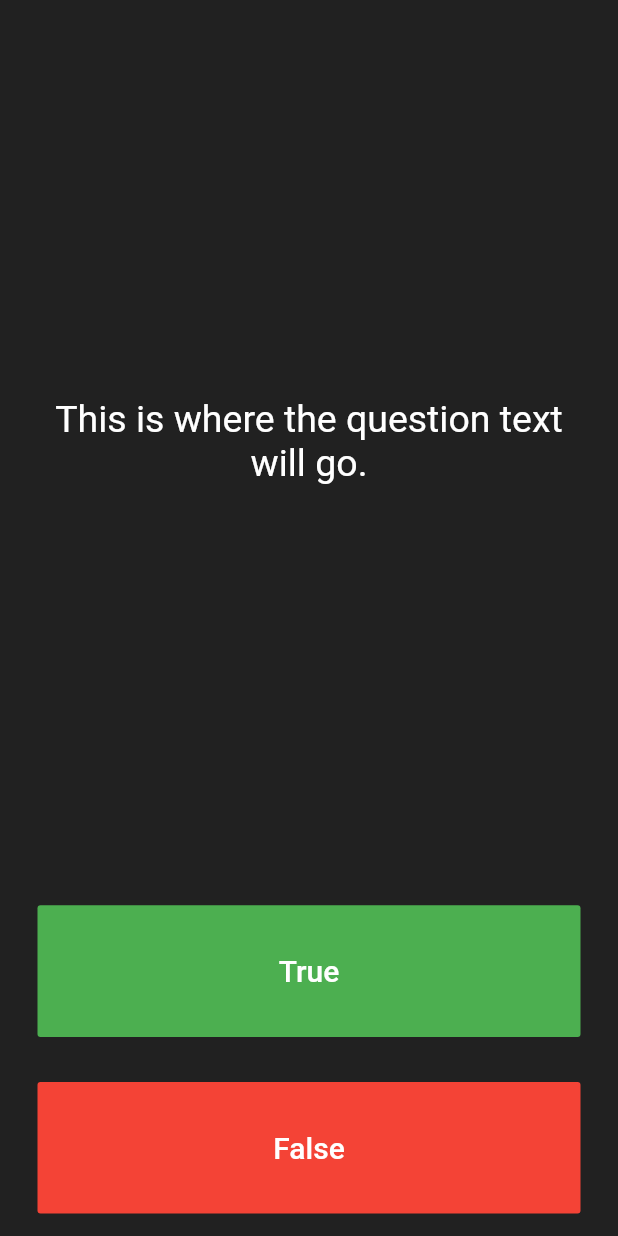
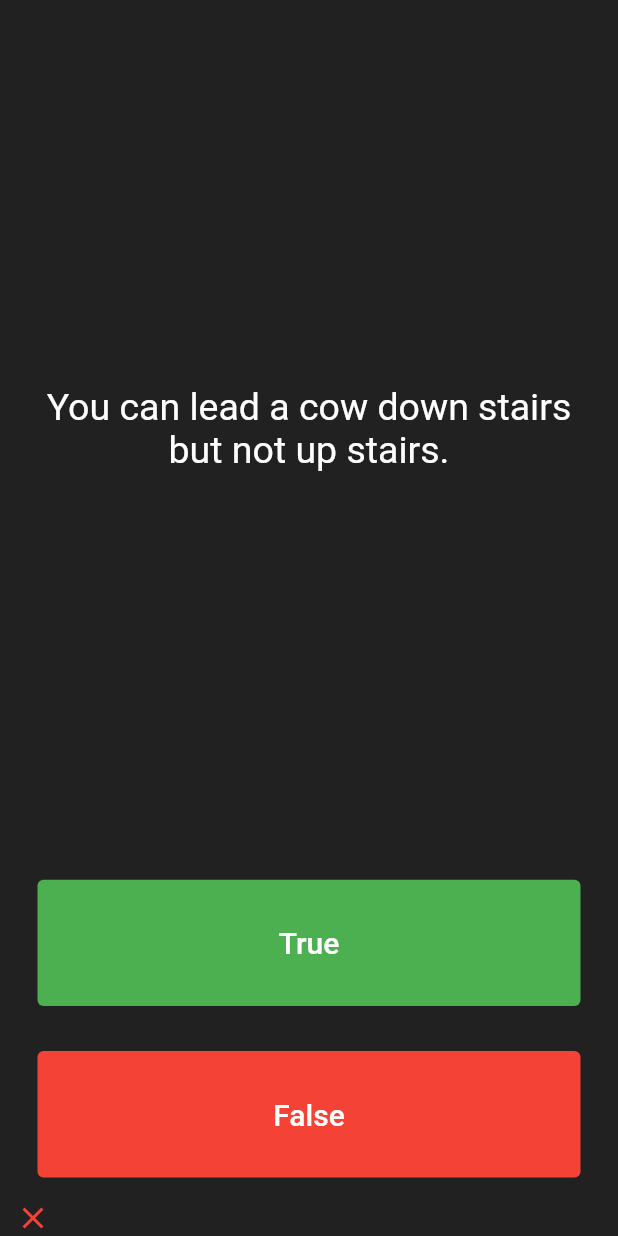
Before and after one commit to marcelom17/The-Complete-Flutter-Development-Bootcamp-with-Dart, a Flutter app: the screen it shows after launch, after a tap on "True", on a phone screen of 412 x 824 dp. Run offline on Flutter 3.47's test engine with Material 2 defaults, Android fonts, the phone set to English and light mode, and no system bars; our stand-ins replace audioplayers, rflutter_alert.

Commit message:
[NEW] Complete Quizzler project with score keeper & restart - [TODO] add rand to question list on reset

```diff
--- a/Lesson 10 - Quizzler/quizzler-flutter/lib/main.dart
+++ b/Lesson 10 - Quizzler/quizzler-flutter/lib/main.dart
@@ -1,4 +1,8 @@
 import 'package:flutter/material.dart';
+import 'package:quizzler/quiz_brain.dart';
+import 'package:rflutter_alert/rflutter_alert.dart';
+
+QuizBrain quizBrain = new QuizBrain();
 
 void main() => runApp(Quizzler());
 
@@ -25,6 +29,9 @@ class QuizPage extends StatefulWidget {
 }
 
 class _QuizPageState extends State<QuizPage> {
+  List<Icon> scoreKeeper = [];
+  int correct = 0;
+
   @override
   Widget build(BuildContext context) {
     return Column(
@@ -37,7 +44,7 @@ class _QuizPageState extends State<QuizPage> {
             padding: EdgeInsets.all(10.0),
             child: Center(
               child: Text(
-                'This is where the question text will go.',
+                quizBrain.getQuestion(),
                 textAlign: TextAlign.center,
                 style: TextStyle(
                   fontSize: 25.0,
@@ -50,18 +57,16 @@ class _QuizPageState extends State<QuizPage> {
         Expanded(
           child: Padding(
             padding: EdgeInsets.all(15.0),
-            child: FlatButton(
-              textColor: Colors.white,
-              color: Colors.green,
+            child: TextButton(
+              style: ButtonStyle(
+                backgroundColor: MaterialStateProperty.all<Color>(Colors.green),
+              ),
               child: Text(
-                'True',
-                style: TextStyle(
-                  color: Colors.white,
-                  fontSize: 20.0,
-                ),
+                "True",
+                style: TextStyle(color: Colors.white, fontSize: 20.0),
               ),
               onPressed: () {
-                //The user picked true.
+                validateAnswer(true);
               },
             ),
           ),
@@ -69,29 +74,71 @@ class _QuizPageState extends State<QuizPage> {
         Expanded(
           child: Padding(
             padding: EdgeInsets.all(15.0),
-            child: FlatButton(
-              color: Colors.red,
+            child: TextButton(
+              style: TextButton.styleFrom(
+                foregroundColor: Colors.white,
+                backgroundColor: Colors.red,
+              ),
               child: Text(
-                'False',
-                style: TextStyle(
-                  fontSize: 20.0,
-                  color: Colors.white,
-                ),
+                "False",
+                style: TextStyle(fontSize: 20.0),
               ),
               onPressed: () {
-                //The user picked false.
+                validateAnswer(false);
               },
             ),
           ),
         ),
-        //TODO: Add a Row here as your score keeper
+        Row(
+          children: scoreKeeper,
+        )
       ],
     );
   }
+
+  void validateAnswer(bool userAnswer) {
+    setState(() {
+      if (quizBrain.isFinished()) {
+        print("ended");
+        Alert(
+            context: context,
+            title: "Finished",
+            desc: "Correct Answers: $correct",
+            type: AlertType.success,
+            buttons: [
+              DialogButton(
+                child: Text(
+                  "Reset",
+                  style: TextStyle(color: Colors.white, fontSize: 20),
+                ),
+                onPressed: () {
+                  scoreKeeper = [];
+                  quizBrain.reset();
+                  Navigator.pop(context);
+                },
+                width: 120,
+              )
+            ]).show();
+      } else {
+        if (quizBrain.checkAnswer(userAnswer)) {
+          print("Correct");
+          correct++;
+          scoreKeeper.add(
+            new Icon(
+              Icons.check,
+              color: Colors.green,
+            ),
+          );
+        } else {
+          print("Wrong");
+          scoreKeeper.add(
+            new Icon(
+              Icons.close,
+              color: Colors.red,
+            ),
+          );
+        }
+      }
+    });
+  }
 }
-
-/*
-question1: 'You can lead a cow down stairs but not up stairs.', false,
-question2: 'Approximately one quarter of human bones are in the feet.', true,
-question3: 'A slug\'s blood is green.', true,
-*/
--- /dev/null
+++ b/Lesson 10 - Quizzler/quizzler-flutter/lib/question.dart
@@ -0,0 +1,9 @@
+class Question {
+  String question;
+  bool correctAnswer;
+
+  Question(String question, bool answer) {
+    this.question = question;
+    this.correctAnswer = answer;
+  }
+}
--- /dev/null
+++ b/Lesson 10 - Quizzler/quizzler-flutter/lib/quiz_brain.dart
@@ -0,0 +1,66 @@
+import 'package:quizzler/question.dart';
+
+class QuizBrain {
+  //List<Icon> scoreKeeper = [];
+  int _currentPosition = 0;
+  int _correctAnswer = 0;
+  List<Question> _questions = [
+    Question('Some cats are actually allergic to humans', true),
+    Question('You can lead a cow down stairs but not up stairs.', false),
+    Question('Approximately one quarter of human bones are in the feet.', true),
+    Question('A slug\'s blood is green.', true),
+    Question('Buzz Aldrin\'s mother\'s maiden name was \"Moon\".', true),
+    Question('It is illegal to pee in the Ocean in Portugal.', true),
+    Question(
+        'No piece of square dry paper can be folded in half more than 7 times.',
+        false),
+    Question(
+        'In London, UK, if you happen to die in the House of Parliament, you are technically entitled to a state funeral, because the building is considered too sacred a place.',
+        true),
+    Question(
+        'The loudest sound produced by any animal is 188 decibels. That animal is the African Elephant.',
+        false),
+    Question(
+        'The total surface area of two human lungs is approximately 70 square metres.',
+        true),
+    Question('Google was originally called \"Backrub\".', true),
+    Question(
+        'Chocolate affects a dog\'s heart and nervous system; a few ounces are enough to kill a small dog.',
+        true),
+    Question(
+        'In West Virginia, USA, if you accidentally hit an animal with your car, you are free to take it home to eat.',
+        true),
+  ];
+
+  void getNextQuestion() {
+    _currentPosition++;
+  }
+
+  String getQuestion() {
+    return _questions[_currentPosition].question;
+  }
+
+  bool checkAnswer(bool answer) {
+    bool corrr = _questions[_currentPosition].correctAnswer;
+    print("Check - correct: $corrr  -  User Response: $answer");
+    return _questions[_currentPosition].correctAnswer == answer;
+  }
+
+  int getCorrectAnswers() {
+    return _correctAnswer;
+  }
+
+  bool isFinished() {
+    if (_currentPosition < _questions.length - 1) {
+      getNextQuestion();
+      return false;
+    }
+
+    return true;
+  }
+
+  void reset() {
+    _currentPosition = 0;
+    _correctAnswer = 0;
+  }
+}
--- a/Lesson 10 - Quizzler/quizzler-flutter/pubspec.yaml
+++ b/Lesson 10 - Quizzler/quizzler-flutter/pubspec.yaml
@@ -19,6 +19,7 @@ dependencies:
   # The following adds the Cupertino Icons font to your application.
   # Use with the CupertinoIcons class for iOS style icons.
   cupertino_icons: ^0.1.2
+  rflutter_alert: ^2.0.4
 
 dev_dependencies:
   flutter_test:
```
Also changed, not shown: 7 other files.
